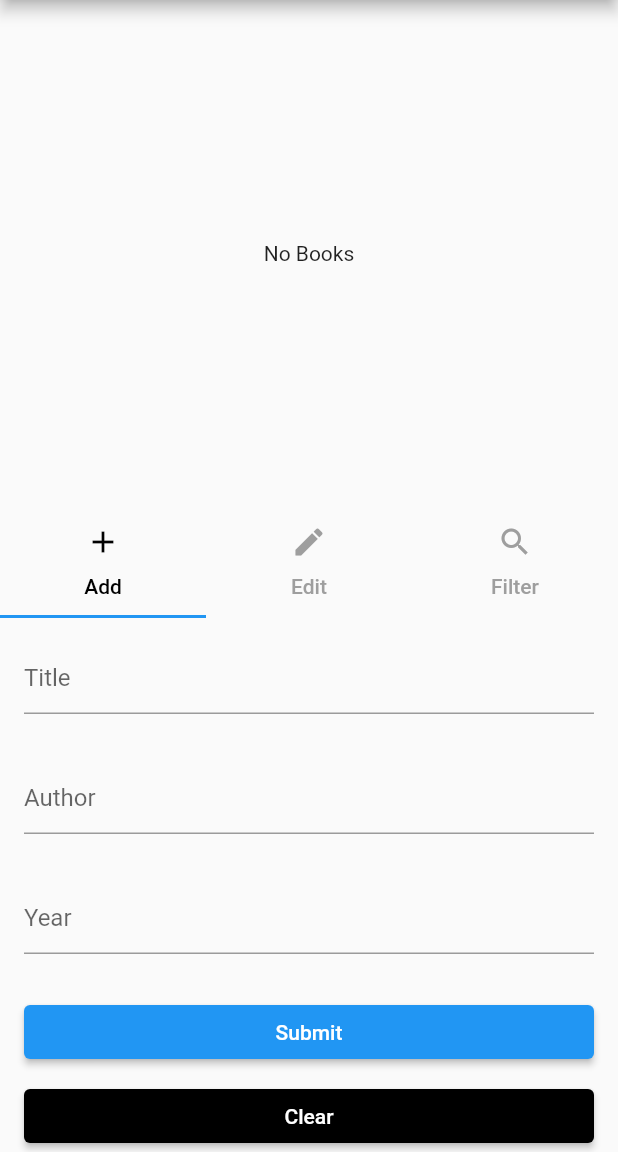
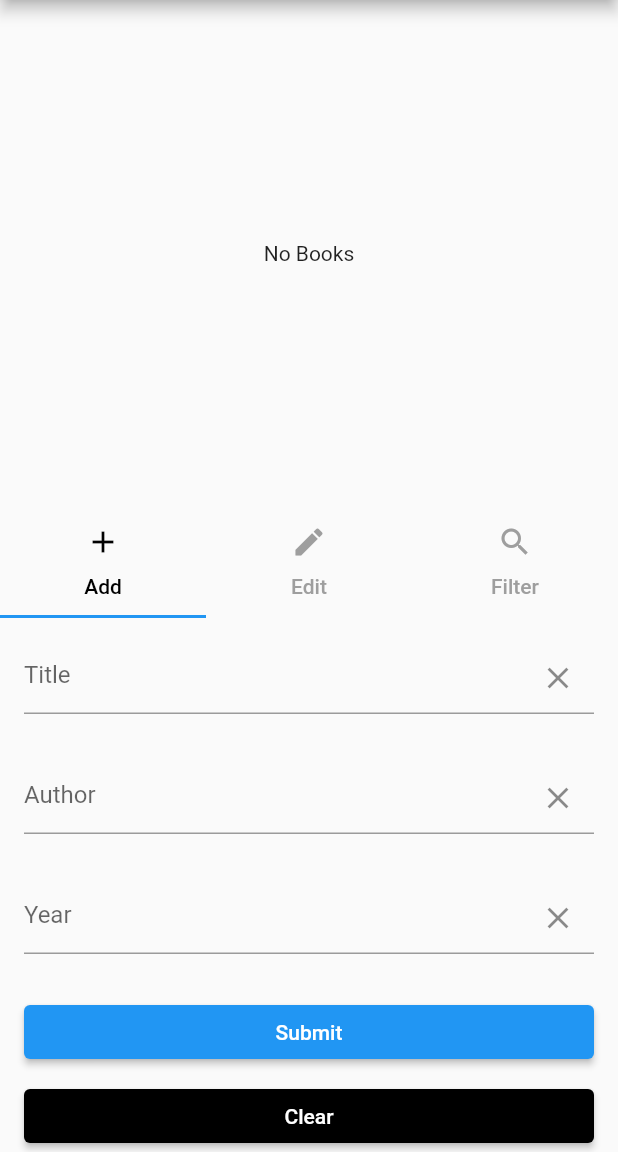
Before and after one commit to trey-a-hope/simple-library, a Flutter app: the screen it shows after launch, after a tap on "Submit", on a phone screen of 412 x 824 dp, the part 84-1236 px from its top. Run offline on Flutter 3.47's test engine with Material 2 defaults, Android fonts, the light colour scheme and no system bars; our stand-ins replace graphql_flutter; missing offline and left inert: flutter_chip_tags; network calls fail.

Commit message:
New Services & Widgets
* Created books graphql_service method.
* Created BookListTileWidget.
* Created generateInputDecoration on the StringExtensions class.

```diff
--- a/lib/data/services/graphql_service.dart
+++ b/lib/data/services/graphql_service.dart
@@ -142,4 +142,92 @@ class GraphQLService {
       throw Exception(error);
     }
   }
+
+  Future<List<BookModel>> books({
+    int? limit,
+    DateTime? startDate,
+    DateTime? endDate,
+    String? author,
+    List<String> ids = const [],
+  }) async {
+    var input = {};
+    var filter = {};
+
+    bool shouldAddLimit = limit != null;
+
+    bool shouldAddFilter = !(startDate == null &&
+        endDate == null &&
+        author == null &&
+        ids.isEmpty);
+
+    if (shouldAddLimit) {
+      // Add limit to the input map.
+      input.addAll({'limit': limit});
+    }
+
+    if (shouldAddFilter) {
+      // If filtering on start and end date...
+      if (startDate != null && endDate != null) {
+        filter.addAll({
+          "endDate": endDate.toIso8601String(),
+          "startDate": startDate.toIso8601String(),
+        });
+      }
+
+      // If filtering on author.
+      if (author != null) {
+        filter.addAll({
+          "author": author,
+        });
+      }
+
+      // If filtering on ids.
+      if (ids.isNotEmpty) {
+        filter.addAll({
+          "ids": ids,
+        });
+      }
+
+      // Add filters to the input map.
+      input.addAll({'filter': filter});
+    }
+
+    try {
+      QueryResult result = await client.query(
+        QueryOptions(
+          fetchPolicy: FetchPolicy.noCache,
+          document: gql("""
+            query Query(\$input: BookFiltersInput) {
+              books(input: \$input) {
+                _id
+                author
+                title
+                year
+              }
+            }
+            """),
+          variables: {
+            'input': input,
+          },
+        ),
+      );
+
+      if (result.hasException) {
+        throw Exception(result.exception);
+      } else {
+        List? res = result.data?['books'];
+
+        if (res == null || res.isEmpty) {
+          return [];
+        }
+
+        List<BookModel> books =
+            res.map((book) => BookModel.fromMap(map: book)).toList();
+
+        return books;
+      }
+    } catch (error) {
+      return [];
+    }
+  }
 }
--- a/lib/presentation/screens/home_screen.dart
+++ b/lib/presentation/screens/home_screen.dart
@@ -1,9 +1,11 @@
 import 'package:flutter/material.dart';
 import 'package:flutter_chip_tags/flutter_chip_tags.dart';
+import 'package:simple_library/presentation/widgets/book_list_tile_widget.dart';
 import 'package:simple_library/util/extensions/date_format_extensions.dart';
 import 'package:simple_library/domain/models/book_model.dart';
 import 'package:simple_library/data/services/graphql_service.dart';
-import 'package:simple_library/presentation/widgets/full_button.dart';
+import 'package:simple_library/presentation/widgets/full_button_widget.dart';
+import 'package:simple_library/util/extensions/string_extensions.dart';
 
 enum DateSelection {
   release,
@@ -34,7 +36,7 @@ class _HomeScreenState extends State<HomeScreen>
   final TextEditingController _startController = TextEditingController();
   final TextEditingController _endController = TextEditingController();
 
-  List<String> _ids = [];
+  final List<String> _ids = [];
 
   DateTime? _releaseDate, _startDate, _endDate;
 
@@ -50,10 +52,19 @@ class _HomeScreenState extends State<HomeScreen>
   void _load() async {
     _books = null;
 
-    _books = await _graphQLService.getBooks(limit: 10);
-    setState(() {});
+    // _books = await _graphQLService.getBooks(limit: 10);
+    List<BookModel> books = await _graphQLService.books(
+      limit: 10,
+      startDate: _startDate,
+      endDate: _endDate,
+      ids: _ids,
+      author: _authorController.text.isEmpty ? null : _authorController.text,
+    );
+
+    setState(() => _books = books);
   }
 
+  // Clear all of the input fields.
   void _clear() {
     _titleController.clear();
     _authorController.clear();
@@ -91,6 +102,11 @@ class _HomeScreenState extends State<HomeScreen>
   @override
   void dispose() {
     _tabController.dispose();
+    _titleController.dispose();
+    _authorController.dispose();
+    _releasedController.dispose();
+    _startController.dispose();
+    _endController.dispose();
     super.dispose();
   }
 
@@ -115,32 +131,21 @@ class _HomeScreenState extends State<HomeScreen>
                         : ListView.builder(
                             itemCount: _books!.length,
                             itemBuilder: (BuildContext context, int index) =>
-                                ListTile(
-                              leading: const Icon(Icons.book),
+                                BookListTileWidget(
                               onTap: () {
                                 _selectedBook = _books![index];
                                 _titleController.text = _selectedBook!.title;
                                 _authorController.text = _selectedBook!.author;
                                 _releasedController.text =
                                     _selectedBook!.year.formatMMMddyyyy();
+                                _releaseDate = _selectedBook!.year;
                               },
-                              title: Text(
-                                '${_books![index].title} by ${_books![index].author}',
-                              ),
-                              subtitle: Text(
-                                'Released ${_books![index].year.formatMMMddyyyy()}',
-                              ),
-                              trailing: IconButton(
-                                icon: const Icon(
-                                  Icons.delete,
-                                  color: Colors.red,
-                                ),
-                                onPressed: () async {
-                                  await _graphQLService.deleteBook(
-                                      id: _books![index].id!);
-                                  _load();
-                                },
-                              ),
+                              book: _books![index],
+                              delete: () async {
+                                await _graphQLService.deleteBook(
+                                    id: _books![index].id!);
+                                _load();
+                              },
                             ),
                           ),
                   ),
@@ -170,8 +175,11 @@ class _HomeScreenState extends State<HomeScreen>
                                       padding: const EdgeInsets.all(16.0),
                                       child: TextField(
                                         controller: _titleController,
-                                        decoration: const InputDecoration(
-                                          hintText: 'Title',
+                                        decoration:
+                                            'Title'.generateInputDecoration(
+                                          onPressed: () => setState(
+                                            () => _titleController.clear(),
+                                          ),
                                         ),
                                       ),
                                     ),
@@ -179,8 +187,11 @@ class _HomeScreenState extends State<HomeScreen>
                                       padding: const EdgeInsets.all(16.0),
                                       child: TextField(
                                         controller: _authorController,
-                                        decoration: const InputDecoration(
-                                          hintText: 'Author',
+                                        decoration:
+                                            'Author'.generateInputDecoration(
+                                          onPressed: () => setState(
+                                            () => _authorController.clear(),
+                                          ),
                                         ),
                                       ),
                                     ),
@@ -189,8 +200,14 @@ class _HomeScreenState extends State<HomeScreen>
                                       child: TextField(
                                         controller: _releasedController,
                                         readOnly: true,
-                                        decoration: const InputDecoration(
-                                          hintText: 'Year',
+                                        decoration:
+                                            'Year'.generateInputDecoration(
+                                          onPressed: () => setState(
+                                            () {
+                                              _releasedController.clear();
+                                              _releaseDate = null;
+                                            },
+                                          ),
                                         ),
                                         onTap: () {
                                           _selectDate(
@@ -209,8 +226,11 @@ class _HomeScreenState extends State<HomeScreen>
                                       padding: const EdgeInsets.all(16.0),
                                       child: TextField(
                                         controller: _titleController,
-                                        decoration: const InputDecoration(
-                                          hintText: 'Title',
+                                        decoration:
+                                            'Title'.generateInputDecoration(
+                                          onPressed: () => setState(
+                                            () => _titleController.clear(),
+                                          ),
                                         ),
                                       ),
                                     ),
@@ -218,8 +238,11 @@ class _HomeScreenState extends State<HomeScreen>
                                       padding: const EdgeInsets.all(16.0),
                                       child: TextField(
                                         controller: _authorController,
-                                        decoration: const InputDecoration(
-                                          hintText: 'Author',
+                                        decoration:
+                                            'Author'.generateInputDecoration(
+                                          onPressed: () => setState(
+                                            () => _authorController.clear(),
+                                          ),
                                         ),
                                       ),
                                     ),
@@ -228,8 +251,14 @@ class _HomeScreenState extends State<HomeScreen>
                                       child: TextField(
                                         controller: _releasedController,
                                         readOnly: true,
-                                        decoration: const InputDecoration(
-                                          hintText: 'Year',
+                                        decoration:
+                                            'Year'.generateInputDecoration(
+                                          onPressed: () => setState(
+                                            () {
+                                              _releasedController.clear();
+                                              _releaseDate = null;
+                                            },
+                                          ),
                                         ),
                                         onTap: () {
                                           _selectDate(
@@ -254,9 +283,12 @@ class _HomeScreenState extends State<HomeScreen>
                                         Padding(
                                           padding: const EdgeInsets.all(8.0),
                                           child: TextField(
-                                            controller: _releasedController,
-                                            decoration: const InputDecoration(
-                                              hintText: 'Author',
+                                            controller: _authorController,
+                                            decoration: 'Author'
+                                                .generateInputDecoration(
+                                              onPressed: () => setState(
+                                                () => _authorController.clear(),
+                                              ),
                                             ),
                                           ),
                                         ),
@@ -269,9 +301,15 @@ class _HomeScreenState extends State<HomeScreen>
                                                 child: TextField(
                                                   controller: _startController,
                                                   readOnly: true,
-                                                  decoration:
-                                                      const InputDecoration(
-                                                    hintText: 'Start Date',
+                                                  decoration: 'Start Date'
+                                                      .generateInputDecoration(
+                                                    onPressed: () => setState(
+                                                      () {
+                                                        _startController
+                                                            .clear();
+                                                        _startDate = null;
+                                                      },
+                                                    ),
                                                   ),
                                                   onTap: () {
                                                     _selectDate(
@@ -290,9 +328,14 @@ class _HomeScreenState extends State<HomeScreen>
                                                 child: TextField(
                                                   controller: _endController,
                                                   readOnly: true,
-                                                  decoration:
-                                                      const InputDecoration(
-                                                    hintText: 'End Date',
+                                                  decoration: 'End Date'
+                                                      .generateInputDecoration(
+                                                    onPressed: () => setState(
+                                                      () {
+                                                        _endController.clear();
+                                                        _endDate = null;
+                                                      },
+                                                    ),
                                                   ),
                                                   onTap: () {
                                                     _selectDate(
@@ -313,7 +356,7 @@ class _HomeScreenState extends State<HomeScreen>
                               ],
                             ),
                           ),
-                          FullButton(
+                          FullButtonWidget(
                             title: 'Submit',
                             backgroundColor: Colors.blue,
                             onPressed: () async {
@@ -326,7 +369,6 @@ class _HomeScreenState extends State<HomeScreen>
                                   );
 
                                   _clear();
-
                                   _load();
                                   break;
                                 case 1:
@@ -338,16 +380,15 @@ class _HomeScreenState extends State<HomeScreen>
                                   );
 
                                   _clear();
-
                                   _load();
                                   break;
                                 case 2:
-                                  //TODO: Filter content.
+                                  _load();
                                   break;
                               }
                             },
                           ),
-                          FullButton(
+                          FullButtonWidget(
                             title: 'Clear',
                             backgroundColor: Colors.black,
                             onPressed: () => _clear(),
--- a/lib/presentation/widgets/full_button.dart
+++ b/lib/presentation/widgets/full_button_widget.dart
@@ -1,11 +1,11 @@
 import 'package:flutter/material.dart';
 
-class FullButton extends StatelessWidget {
+class FullButtonWidget extends StatelessWidget {
   final void Function()? onPressed;
   final String title;
   final Color backgroundColor;
 
-  const FullButton({
+  const FullButtonWidget({
     required this.onPressed,
     required this.title,
     required this.backgroundColor,
```
Also changed, not shown: lib/presentation/widgets/book_list_tile_widget.dart (added, +33 -0 lines), lib/util/extensions/string_extensions.dart (added, +14 -0 lines).
